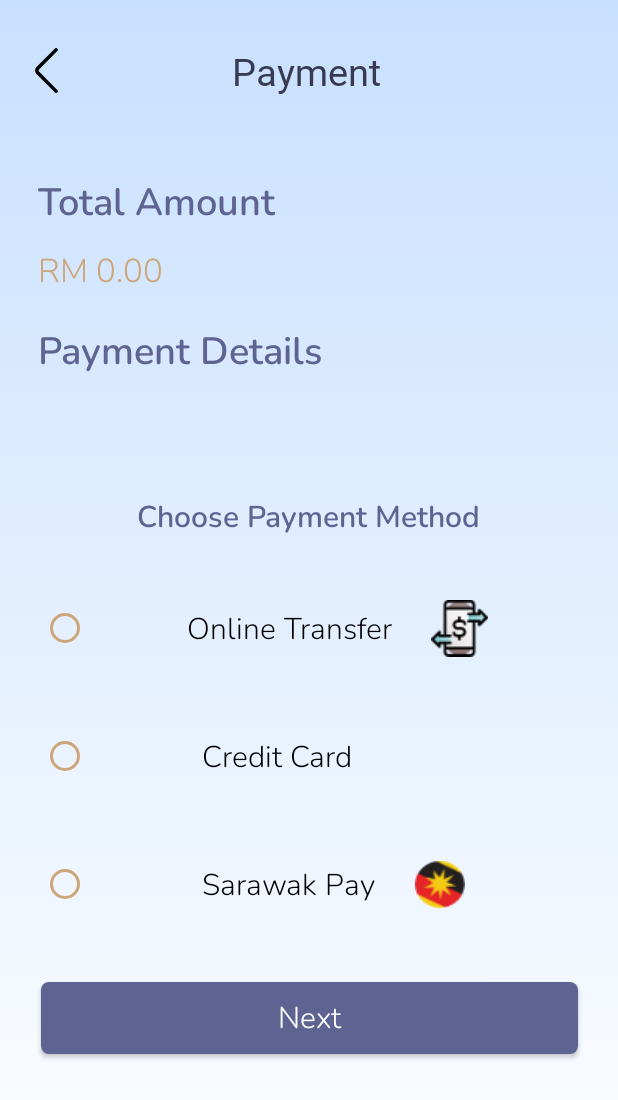
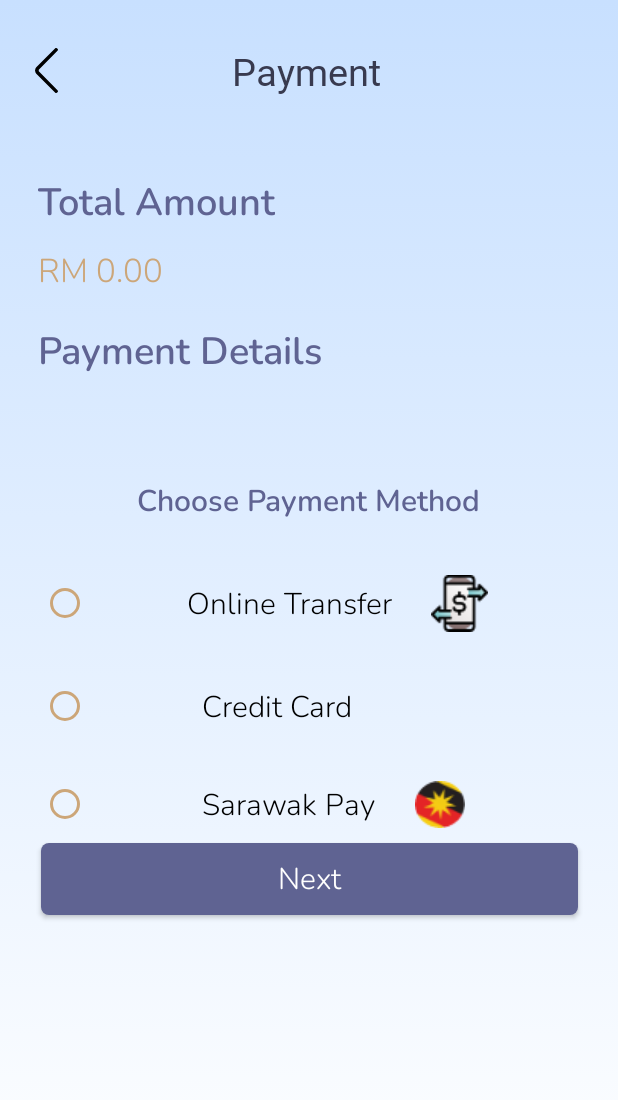
Before and after one commit to JiaweiGit1999/FPY, an Android app: the payment_method screen opened directly, with no data from a screen before it, on a phone screen of 412 x 824 dp. Shown: the top 1100 px of the screen. Run offline under Robolectric (Android 15) with nearby library versions, the light colour scheme and no system bars; Roboto replaces fonts that are not available here.

Commit message:
Update activity_payment_method.xml

```diff
--- a/app/src/main/res/layout/activity_payment_method.xml
+++ b/app/src/main/res/layout/activity_payment_method.xml
@@ -97,7 +97,7 @@
         android:id="@+id/Tmethod"
         android:layout_width="wrap_content"
         android:layout_height="wrap_content"
-        android:layout_marginTop="36dp"
+        android:layout_marginTop="25dp"
         android:fontFamily="@font/nunito_semibold"
         android:text="Choose Payment Method"
         android:textColor="#5F6392"
@@ -118,7 +118,7 @@
         <RadioButton
             android:id="@+id/Online"
             android:layout_width="358dp"
-            android:layout_height="70dp"
+            android:layout_height="wrap_content"
             android:layout_gravity="center"
             android:layout_marginBottom="15dp"
             android:buttonTint="#CCA679"
@@ -134,7 +134,7 @@
         <RadioButton
             android:id="@+id/creditcard"
             android:layout_width="358dp"
-            android:layout_height="70dp"
+            android:layout_height="wrap_content"
             android:layout_gravity="center"
             android:layout_marginBottom="15dp"
             android:buttonTint="#CCA679"
@@ -149,7 +149,7 @@
         <RadioButton
             android:id="@+id/Sarawakpay"
             android:layout_width="358dp"
-            android:layout_height="70dp"
+            android:layout_height="wrap_content"
             android:layout_gravity="center"
             android:buttonTint="#CCA679"
             android:drawableRight="@drawable/spay"
@@ -166,7 +166,6 @@
         android:id="@+id/Bsave"
         android:layout_width="358dp"
         android:layout_height="wrap_content"
-        android:layout_marginTop="30dp"
         android:background="@drawable/login_button"
         android:text="Next"
         android:textAllCaps="false"
@@ -174,7 +173,7 @@
         android:textSize="20sp"
         app:layout_constraintLeft_toLeftOf="parent"
         app:layout_constraintRight_toRightOf="parent"
-        app:layout_constraintTop_toBottomOf="@id/radioGroup" />
+        app:layout_constraintTop_toBottomOf="@id/radioGroup"/>
 
 
 </androidx.constraintlayout.widget.ConstraintLayout>
```
